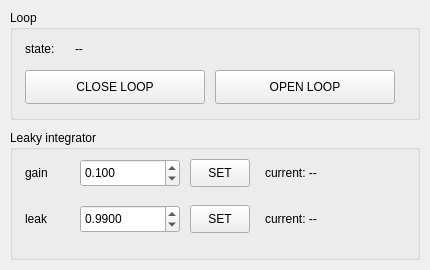
Durham-Adaptive-Optics/daoTools, file gui/daoLoopDisp.ui: the form before one commit.
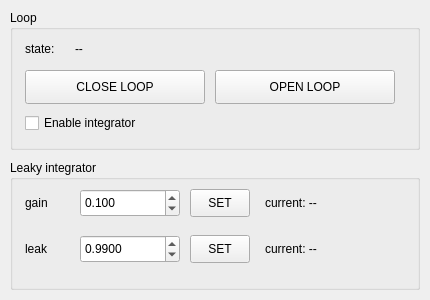
The form after the commit.

Commit message:
Add integrator enable checkbox to daoLoopDisp
- gui/daoLoopDisp.ui: new "Enable integrator" checkbox in the Loop group,
  window grown 270->300px to fit it
- gui/daoLoopDisp.py: -e <shmEnableName> option, defaulting to
  <cmd base>Enable.im.shm derived from -c (same convention as
  daoLeakyIntegrator(Map)'s own -e default). Checkbox writes 0/1
  directly to the shm and polls it back without feedback-looping

The edit to the form file:
```diff
--- a/gui/daoLoopDisp.ui
+++ b/gui/daoLoopDisp.ui
@@ -3,7 +3,7 @@
  <class>MainWindow</class>
  <widget class="QMainWindow" name="MainWindow">
   <property name="geometry">
-   <rect><x>0</x><y>0</y><width>430</width><height>270</height></rect>
+   <rect><x>0</x><y>0</y><width>430</width><height>300</height></rect>
   </property>
   <property name="windowTitle">
    <string>Loop</string>
@@ -11,7 +11,7 @@
   <widget class="QWidget" name="centralwidget">
    <widget class="QGroupBox" name="loopGroup">
     <property name="geometry">
-     <rect><x>10</x><y>10</y><width>410</width><height>110</height></rect>
+     <rect><x>10</x><y>10</y><width>410</width><height>140</height></rect>
     </property>
     <property name="title">
      <string>Loop</string>
@@ -32,10 +32,14 @@
      <property name="geometry"><rect><x>205</x><y>60</y><width>180</width><height>34</height></rect></property>
      <property name="text"><string>OPEN LOOP</string></property>
     </widget>
+    <widget class="QCheckBox" name="enableCheck">
+     <property name="geometry"><rect><x>15</x><y>102</y><width>370</width><height>22</height></rect></property>
+     <property name="text"><string>Enable integrator</string></property>
+    </widget>
    </widget>
    <widget class="QGroupBox" name="integGroup">
     <property name="geometry">
-     <rect><x>10</x><y>130</y><width>410</width><height>130</height></rect>
+     <rect><x>10</x><y>160</y><width>410</width><height>130</height></rect>
     </property>
     <property name="title">
      <string>Leaky integrator</string>
```
The commit also changes 1 other file.
